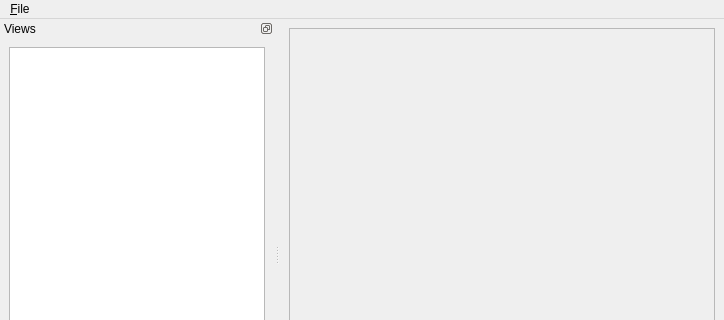
Old version of the form subarchitectures/visualization.sa/trunk/src/c++/core/qtui/design/castor.ui in the repository marc-hanheide/cogx; both pictures show x 0 to 724 and y 0 to 320 of the 724 by 511 pixel window.
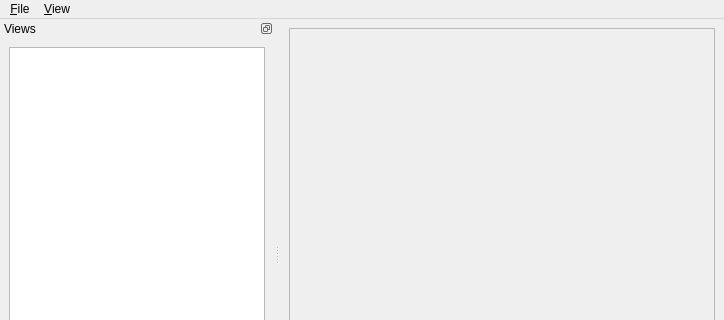
New version of the form. Custom widgets are drawn as their Qt base class.

Commit message: v11n: view-list management

```diff
--- a/subarchitectures/visualization.sa/trunk/src/c++/core/qtui/design/castor.ui
+++ b/subarchitectures/visualization.sa/trunk/src/c++/core/qtui/design/castor.ui
@@ -45,7 +45,7 @@
      <x>0</x>
      <y>0</y>
      <width>724</width>
-     <height>21</height>
+     <height>20</height>
     </rect>
    </property>
    <widget class="QMenu" name="menuQuit">
@@ -53,7 +53,15 @@
      <string>&amp;File</string>
     </property>
    </widget>
+   <widget class="QMenu" name="menu_View">
+    <property name="title">
+     <string>&amp;View</string>
+    </property>
+    <addaction name="actShowViewList"/>
+    <addaction name="actRefreshViewList"/>
+   </widget>
    <addaction name="menuQuit"/>
+   <addaction name="menu_View"/>
   </widget>
   <widget class="QStatusBar" name="statusbar"/>
   <widget class="QDockWidget" name="dockWidget">
```
Left out of the diff: 16 changed lines with no effect on the pictures. The commit also changes 3 other files.
